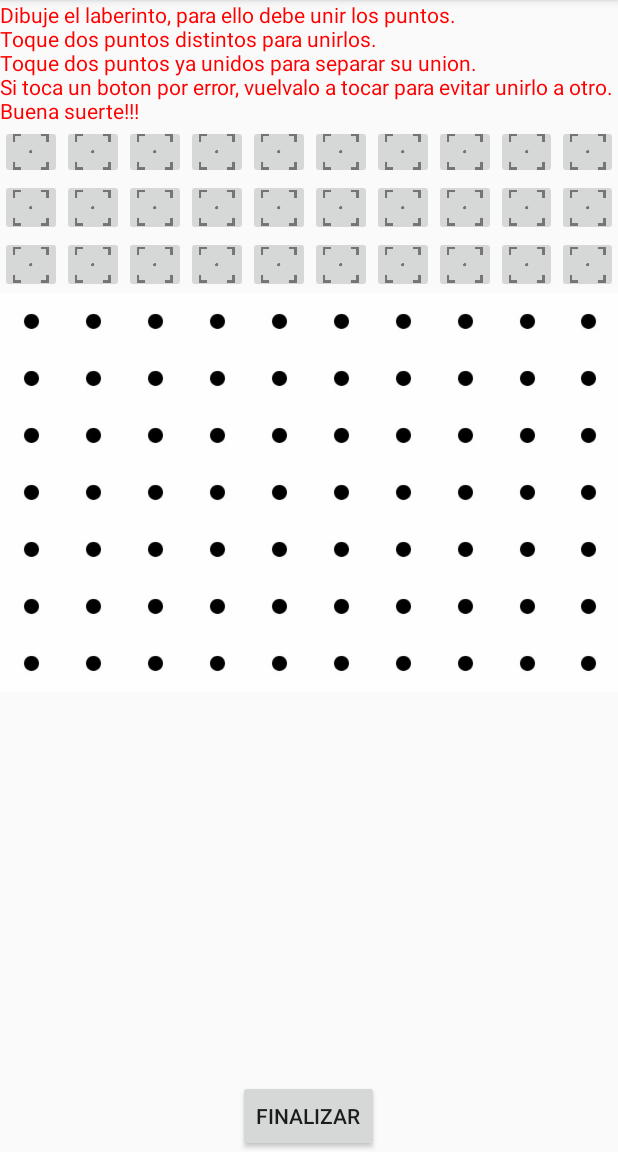
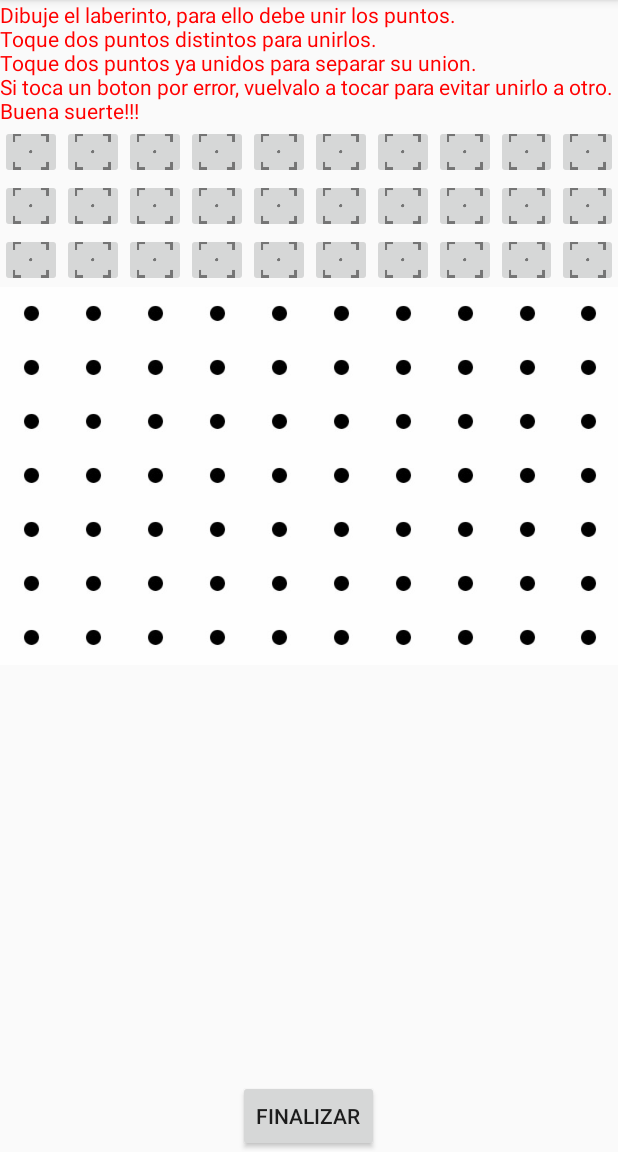
Before and after one commit to PatrickLR7/ProyectoWumpus, an Android app: the GraphDrawActivity screen opened directly, with no data from a screen before it, on a phone screen of 412 x 824 dp, the part 84-1236 px from its top. Run offline under Robolectric (Android 15) with nearby library versions, the phone set to English and light mode, and no system bars.

Commit message:
graph draw

```diff
--- a/app/src/main/res/layout/activity_graph_draw.xml
+++ b/app/src/main/res/layout/activity_graph_draw.xml
@@ -13,7 +13,7 @@
         class="com.example.carlos.wumpusproject.utils.DrawingCanvas"
         android:layout_alignParentTop="true"
         android:layout_alignParentLeft="true"
-        android:layout_alignParentStart="true" />
+        android:layout_alignParentStart="true"/>
 
     <LinearLayout
         android:layout_width="match_parent"
@@ -122,7 +122,7 @@
 
             <LinearLayout
                 android:layout_width="wrap_content"
-                android:layout_height="@dimen/dotLayoutHeight"
+                android:layout_height="36dp"
                 android:orientation="horizontal">
 
                 <ImageButton
@@ -208,7 +208,7 @@
 
             <LinearLayout
                 android:layout_width="wrap_content"
-                android:layout_height="@dimen/dotLayoutHeight"
+                android:layout_height="36dp"
                 android:orientation="horizontal">
 
                 <ImageButton
@@ -294,7 +294,7 @@
 
             <LinearLayout
                 android:layout_width="wrap_content"
-                android:layout_height="@dimen/dotLayoutHeight"
+                android:layout_height="36dp"
                 android:orientation="horizontal">
 
                 <ImageButton
@@ -380,7 +380,7 @@
 
             <LinearLayout
                 android:layout_width="wrap_content"
-                android:layout_height="@dimen/dotLayoutHeight"
+                android:layout_height="36dp"
                 android:orientation="horizontal">
 
                 <ImageButton
@@ -466,7 +466,7 @@
 
             <LinearLayout
                 android:layout_width="wrap_content"
-                android:layout_height="@dimen/dotLayoutHeight"
+                android:layout_height="36dp"
                 android:orientation="horizontal">
 
                 <ImageButton
@@ -552,7 +552,7 @@
 
             <LinearLayout
                 android:layout_width="wrap_content"
-                android:layout_height="@dimen/dotLayoutHeight"
+                android:layout_height="36dp"
                 android:orientation="horizontal">
 
                 <ImageButton
@@ -638,7 +638,7 @@
 
             <LinearLayout
                 android:layout_width="wrap_content"
-                android:layout_height="@dimen/dotLayoutHeight"
+                android:layout_height="36dp"
                 android:orientation="horizontal">
 
                 <ImageButton
@@ -724,7 +724,7 @@
 
             <LinearLayout
                 android:layout_width="wrap_content"
-                android:layout_height="@dimen/dotLayoutHeight"
+                android:layout_height="36dp"
                 android:orientation="horizontal">
 
                 <ImageButton
@@ -810,7 +810,7 @@
 
             <LinearLayout
                 android:layout_width="wrap_content"
-                android:layout_height="@dimen/dotLayoutHeight"
+                android:layout_height="36dp"
                 android:orientation="horizontal">
 
                 <ImageButton
```
